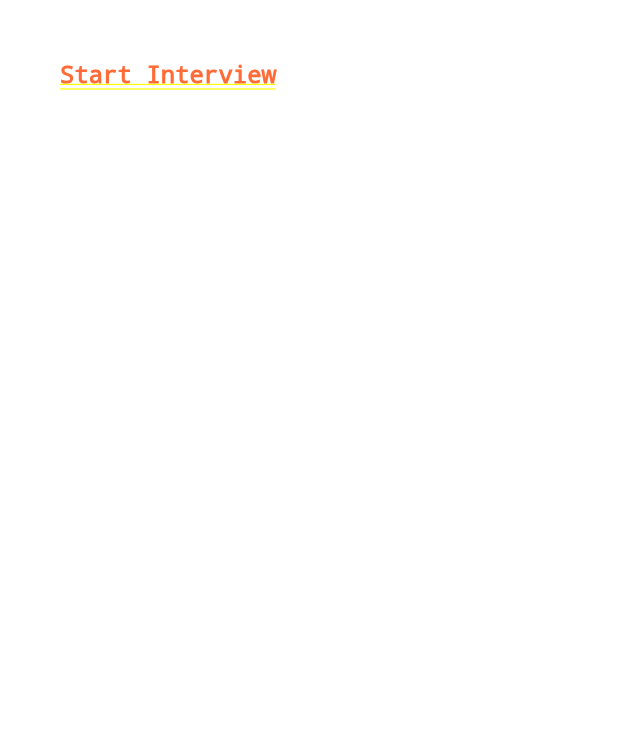
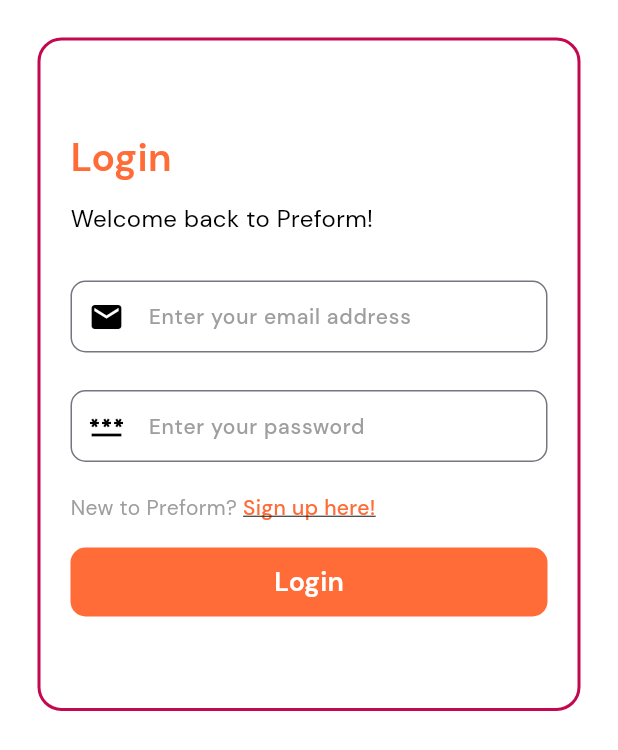
Before and after one commit to gnlehc/Preform, a Flutter app: the screen it shows after launch, on a phone screen of 412 x 824 dp. Shown: the top 750 px of the screen. Run offline on Flutter 3.47's test engine with Material 3 defaults, Android fonts, the phone set to English and light mode, and no system bars; our stand-ins replace google_fonts.

Commit message:
Feat: Login Page

```diff
--- a/lib/main.dart
+++ b/lib/main.dart
@@ -1,6 +1,10 @@
+import 'dart:ui';
+
 import 'package:flutter/material.dart';
 import 'package:google_fonts/google_fonts.dart';
 import 'package:preform/pages/interview.dart';
+import 'package:preform/pages/login.dart';
+import 'package:preform/pages/splashscreen.dart';
 
 void main() {
   runApp(const MyApp());
@@ -13,15 +17,11 @@ class MyApp extends StatelessWidget {
   @override
   Widget build(BuildContext context) {
     return MaterialApp(
-        color: Colors.white,
-        title: 'Preform',
-        theme: ThemeData(
-          scaffoldBackgroundColor: Colors.white,
-          textTheme: GoogleFonts.dmSansTextTheme(
-            Theme.of(context).textTheme,
-          ),
-        ),
+      initialRoute: '/',
         debugShowCheckedModeBanner: false,
-        home: const Interview());
+        routes: {
+          '/': (context) => LoginForm(),
+        }
+    );
   }
 }
--- /dev/null
+++ b/lib/pages/login.dart
@@ -0,0 +1,189 @@
+import 'package:flutter/material.dart';
+
+class LoginForm extends StatefulWidget {
+  const LoginForm({super.key});
+
+  @override
+  LoginFormState createState() {
+    return LoginFormState();
+  }
+}
+
+class LoginFormState extends State<LoginForm> {
+  @override
+  Widget build(BuildContext context) {
+    final _formKey = GlobalKey<FormState>();
+    final TextEditingController _emailController = TextEditingController();
+    final TextEditingController _passwordController = TextEditingController();
+
+    void dispose() {
+      _emailController.dispose();
+      _passwordController.dispose();
+      super.dispose();
+    }
+
+    return Scaffold(
+        backgroundColor: Colors.white,
+        body: SingleChildScrollView(
+            child: Column(
+                mainAxisAlignment: MainAxisAlignment.center,
+                crossAxisAlignment: CrossAxisAlignment.center,
+                children: [
+              Padding(
+                  padding: EdgeInsets.all(25.0),
+                  child: Container(
+                      decoration: BoxDecoration(
+                          color: Colors.white,
+                          borderRadius: BorderRadius.circular(16.0),
+                          border: Border.all(
+                            color: Color(0xFFC4084F),
+                            width: 2.0,
+                          )),
+                      child: Padding(
+                        padding: EdgeInsets.only(
+                            top: 60.0, bottom: 60.0, left: 20.0, right: 20.0),
+                        child: Column(
+                            crossAxisAlignment: CrossAxisAlignment.start,
+                            children: [
+                              Text(
+                                "Login",
+                                style: TextStyle(
+                                    fontFamily: 'DMSans',
+                                    fontWeight: FontWeight.w600,
+                                    fontSize: 26.0,
+                                    color: Color(0xFFFF6C37)),
+                              ),
+                              SizedBox(height: 10),
+                              Text(
+                                "Welcome back to Preform!",
+                                style: TextStyle(
+                                    fontFamily: 'DMSans',
+                                    fontWeight: FontWeight.w400,
+                                    fontSize: 16.0,
+                                    color: Colors.black),
+                              ),
+                              SizedBox(height: 30),
+                              Form(
+                                key: _formKey,
+                                child: Column(children: [
+                                  TextFormField(
+                                    controller: _emailController,
+                                    decoration: InputDecoration(
+                                      contentPadding: EdgeInsets.symmetric(
+                                          horizontal: 15.0, vertical: 12.0),
+                                      hintText: 'Enter your email address',
+                                      hintStyle: TextStyle(
+                                        fontFamily: 'DMSans',
+                                        fontWeight: FontWeight.w500,
+                                        fontSize: 14.0,
+                                        color: Colors.grey,
+                                      ),
+                                      border: OutlineInputBorder(
+                                        borderRadius:
+                                            BorderRadius.circular(10.0),
+                                        borderSide: BorderSide(
+                                          color: Color(0xFFFF6C37),
+                                          width: 1.0,
+                                        ),
+                                      ),
+                                      prefixIcon: Icon(
+                                        Icons.email,
+                                        color: Colors.black,
+                                      ),
+                                    ),
+                                    validator: (value) {
+                                      if (value == null || value.isEmpty) {
+                                        return 'Please enter your email';
+                                      }
+                                      return null;
+                                    },
+                                  ),
+                                  SizedBox(height: 25),
+                                  TextFormField(
+                                    controller: _emailController,
+                                    decoration: InputDecoration(
+                                      contentPadding: EdgeInsets.symmetric(
+                                          horizontal: 15.0, vertical: 12.0),
+                                      hintText: 'Enter your password',
+                                      hintStyle: TextStyle(
+                                        fontFamily: 'DMSans',
+                                        fontWeight: FontWeight.w500,
+                                        fontSize: 14.0,
+                                        color: Colors.grey,
+                                      ),
+                                      border: OutlineInputBorder(
+                                        borderRadius:
+                                            BorderRadius.circular(10.0),
+                                        borderSide: BorderSide(
+                                          color: Color(0xFFFF6C37),
+                                          width: 1.0,
+                                        ),
+                                      ),
+                                      prefixIcon: Icon(
+                                        Icons.password,
+                                        color: Colors.black,
+                                      ),
+                                    ),
+                                    validator: (value) {
+                                      if (value == null || value.isEmpty) {
+                                        return 'Please enter your email';
+                                      }
+                                      return null;
+                                    },
+                                  ),
+                                  SizedBox(height: 20),
+                                  Row(
+                                    children: [
+                                      Text(
+                                        "New to Preform? ",
+                                        style: TextStyle(
+                                          fontFamily: 'DMSans',
+                                          fontWeight: FontWeight.w400,
+                                          fontSize: 14.0,
+                                          color: Colors.grey,
+                                        ),
+                                      ),
+                                      Text(
+                                        "Sign up here!",
+                                        style: TextStyle(
+                                          fontFamily: 'DMSans',
+                                          fontWeight: FontWeight.w500,
+                                          fontSize: 14.0,
+                                          color: Color(0xFFFF6C37),
+                                          decoration: TextDecoration.underline,
+                                        ),
+                                      ),
+                                    ],
+                                  ),
+                                  SizedBox(height: 16),
+                                  Container(
+                                    width: double.infinity,
+                                    child: ElevatedButton(
+                                      onPressed: () {},
+                                      style: ElevatedButton.styleFrom(
+                                        backgroundColor: Color(0xFFFF6C37),
+                                        shape: RoundedRectangleBorder(
+                                          borderRadius:
+                                              BorderRadius.circular(10.0),
+                                        ),
+                                        padding: EdgeInsets.symmetric(
+                                            vertical: 10.0),
+                                        elevation: 0,
+                                      ),
+                                      child: Text(
+                                        'Login',
+                                        style: TextStyle(
+                                            fontFamily: 'DMSans',
+                                            fontWeight: FontWeight.w600,
+                                            fontSize: 18.0,
+                                            color: Colors.white),
+                                      ),
+                                    ),
+                                  ),
+                                ]),
+                              )
+                            ]),
+                      )))
+            ])));
+  }
+}
--- /dev/null
+++ b/lib/pages/splashscreen.dart
@@ -0,0 +1,54 @@
+import 'dart:async';
+import 'package:flutter/material.dart';
+
+class SplashScreen extends StatefulWidget {
+  @override
+  _SplashScreenState createState() => _SplashScreenState();
+}
+
+class _SplashScreenState extends State<SplashScreen>
+    with TickerProviderStateMixin {
+  late AnimationController _animationController;
+  late Animation<double> _fadeAnimation;
+
+  @override
+  void initState() {
+    super.initState();
+
+    _animationController = AnimationController(
+      vsync: this,
+      duration: Duration(seconds: 2, milliseconds: 50),
+    );
+
+    _fadeAnimation =
+        Tween<double>(begin: 0, end: 1).animate(_animationController);
+    _animationController.forward().then((value) {
+      Timer(Duration(seconds: 2), () {
+        Navigator.of(context).pushReplacementNamed('/introduction');
+      });
+    });
+  }
+
+  @override
+  Widget build(BuildContext context) {
+    return Scaffold(
+      backgroundColor: Colors.white,
+      body: Center(
+        child: FadeTransition(
+          opacity: _fadeAnimation,
+          child: Image(
+            image: AssetImage('assets/img/logopreform.png'),
+            width: 200, // Set the width
+            height: 200,
+          ),
+        ),
+      ),
+    );
+  }
+
+  @override
+  void dispose() {
+    _animationController.dispose();
+    super.dispose();
+  }
+}
```
Also changed, not shown: pubspec.yaml (+15 -12 lines), assets/fonts/DMSans_24pt-Black.ttf (added), assets/fonts/DMSans_24pt-Bold.ttf (added), assets/fonts/DMSans_24pt-ExtraBold.ttf (added), assets/fonts/DMSans_24pt-ExtraLight.ttf (added), assets/fonts/DMSans_24pt-Light.ttf (added), assets/fonts/DMSans_24pt-Medium.ttf (added), assets/fonts/DMSans_24pt-Regular.ttf (added), assets/fonts/DMSans_24pt-SemiBold.ttf (added), assets/fonts/DMSans_24pt-Thin.ttf (added), assets/img/logopreform.png (added).
